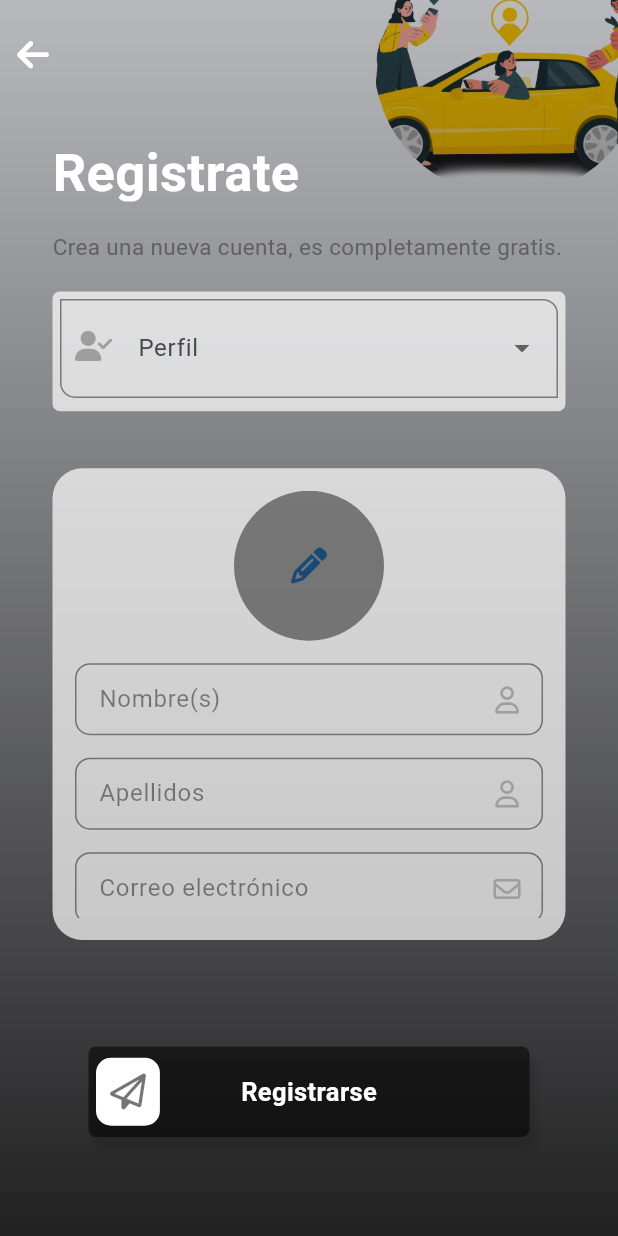
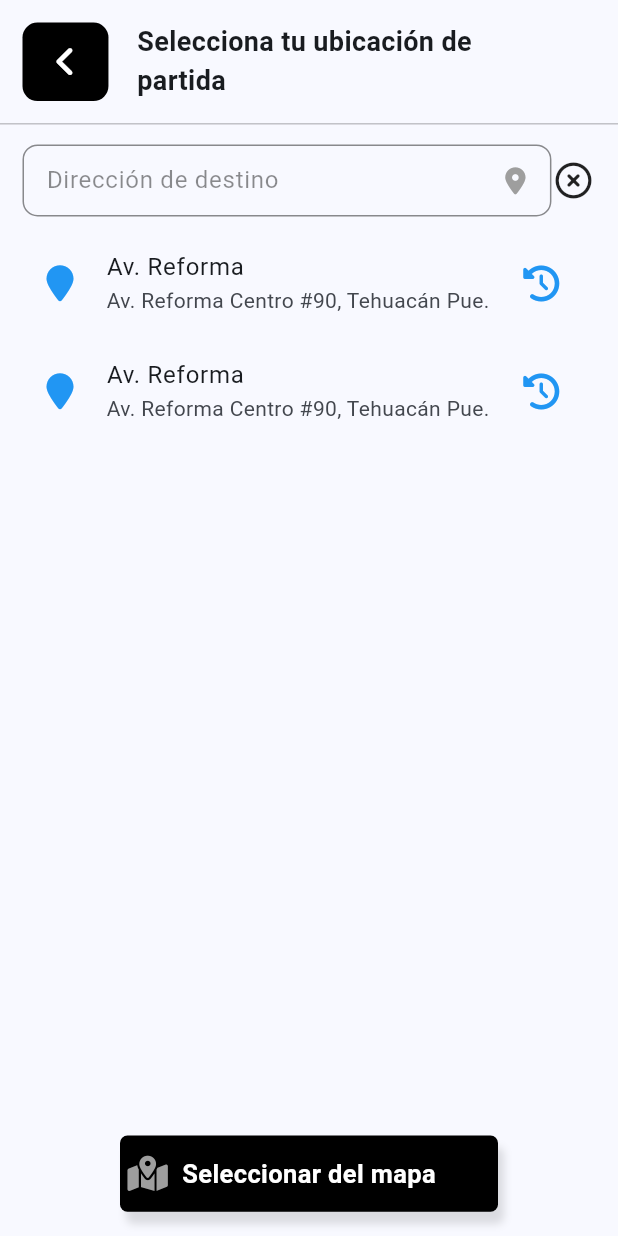
Before and after one commit to blitzpc17/taxi_app, a Flutter app: the screen it shows after launch, on a phone screen of 412 x 824 dp. Run offline on Flutter 3.47's test engine with Material 3 defaults, Android fonts, the phone set to English and light mode, and no system bars; our stand-ins replace flutter_rating_bar, font_awesome_flutter, go_router, loading_animation_widget, modal_bottom_sheet; accounts and stored records are empty.

Commit message:
Commit - Nueva pantalla de seleccion de ubicaciones. modificación en solicitud viaje -> campos de texto a botones

```diff
--- a/lib/config/router/app_route.dart
+++ b/lib/config/router/app_route.dart
@@ -8,7 +8,11 @@ final appRouter = GoRouter(routes: [
       path: '/home',
       name: HomeScreen.name,
       builder: (context, state) => const HomeScreen()),
-  GoRoute(path: '/', builder: (context, state) => RegisterScreen()),
+  GoRoute(
+      path: '/',
+      builder: (context, state) => const SeleccionUbicacionScreen(
+            textoTitulo: "",
+          )),
   GoRoute(
       path: '/register',
       name: RegisterScreen.name,
@@ -19,4 +23,9 @@ final appRouter = GoRouter(routes: [
   GoRoute(
       path: '/solicitudviaje',
       builder: (context, state) => const SolicitarViajeScreen()),
+  GoRoute(
+      path: '/seleccionubicacion',
+      builder: (context, state) => const SeleccionUbicacionScreen(
+            textoTitulo: "",
+          )),
 ]);
--- a/lib/screens/screens.dart
+++ b/lib/screens/screens.dart
@@ -5,3 +5,4 @@ export 'package:taxi_app/screens/solicitudviaje_screen.dart';
 export 'package:taxi_app/screens/perfil_screen.dart';
 export 'package:taxi_app/screens/historial_screen.dart';
 export 'package:taxi_app/screens/viajeschofer_screen.dart';
+export 'package:taxi_app/screens/seleccionubicacion_screen.dart';
--- /dev/null
+++ b/lib/screens/seleccionubicacion_screen.dart
@@ -0,0 +1,173 @@
+import '../widgets/widgets.dart';
+import 'package:flutter/material.dart';
+import 'package:font_awesome_flutter/font_awesome_flutter.dart';
+
+class SeleccionUbicacionScreen extends StatefulWidget {
+  final String textoTitulo;
+  const SeleccionUbicacionScreen({super.key, required this.textoTitulo});
+
+  @override
+  State<SeleccionUbicacionScreen> createState() =>
+      _SeleccionUbicacionScreenState();
+}
+
+class _SeleccionUbicacionScreenState extends State<SeleccionUbicacionScreen> {
+  var editando = false;
+  var viajeEncontrado = false;
+  late Size _pantalla;
+
+  @override
+  Widget build(BuildContext context) {
+    _pantalla = MediaQuery.of(context).size;
+
+    return SafeArea(
+      child: Scaffold(body: SafeArea(child: Container(
+        child: LayoutBuilder(builder: (context, constraints) {
+          return Column(
+            children: [
+              Container(
+                padding:
+                    const EdgeInsets.symmetric(horizontal: 15, vertical: 15),
+                width: constraints.maxWidth,
+                height: constraints.maxHeight * 0.10,
+                child: LayoutBuilder(
+                  builder: (context, constraints1) {
+                    return Row(
+                      children: [
+                        Container(
+                          height: constraints1.maxHeight,
+                          width: constraints1.maxWidth * 0.15,
+                          decoration: BoxDecoration(
+                              borderRadius: BorderRadius.circular(10),
+                              color: Colors.black),
+                          child: const Center(
+                            child: FaIcon(
+                              FontAwesomeIcons.angleLeft,
+                              color: Colors.white,
+                            ),
+                          ),
+                        ),
+                        SizedBox(
+                          width: constraints1.maxWidth * 0.05,
+                        ),
+                        SizedBox(
+                          height: constraints1.maxHeight,
+                          width: constraints1.maxWidth * 0.70,
+                          child: const Align(
+                            alignment: AlignmentDirectional.topStart,
+                            child: Text(
+                              maxLines: 12,
+                              "Selecciona tu ubicación de partida", //widget.textoTitulo,
+                              style: TextStyle(
+                                  fontWeight: FontWeight.bold, fontSize: 18),
+                            ),
+                          ),
+                        ),
+                      ],
+                    );
+                  },
+                ),
+              ),
+              Container(
+                width: constraints.maxWidth,
+                height: constraints.maxHeight * 0.0005,
+                color: Colors.black54,
+              ),
+              Container(
+                padding: EdgeInsets.symmetric(
+                    horizontal: 15, vertical: viajeEncontrado ? 10 : 5),
+                width: constraints.maxWidth,
+                height: viajeEncontrado
+                    ? ((constraints.maxHeight * 0.80) +
+                        constraints.maxHeight * 0.098)
+                    : constraints.maxHeight * 0.80,
+                child: LayoutBuilder(builder: (context, constraints5) {
+                  List<Map<String, dynamic>> s = [
+                    {
+                      "ubicacion": "Av. Reforma",
+                      "ubicacionCompleta":
+                          "Av. Reforma Centro #90, Tehuacán Pue."
+                    },
+                    {
+                      "ubicacion": "Av. Reforma",
+                      "ubicacionCompleta":
+                          "Av. Reforma Centro #90, Tehuacán Pue."
+                    }
+                  ];
+
+                  return Stack(children: [
+                    Container(
+                        padding: EdgeInsets.symmetric(
+                            vertical: constraints5.maxHeight * 0.10),
+                        width: constraints.maxWidth,
+                        height: constraints5.maxHeight,
+                        child: ListView.builder(
+                          itemCount: s.length,
+                          itemBuilder: (context, index) {
+                            return ListTile(
+                              leading:
+                                  const FaIcon(FontAwesomeIcons.locationPin),
+                              title: Text('${s[index]["ubicacion"]}'),
+                              subtitle:
+                                  Text("${s[index]["ubicacionCompleta"]}"),
+                              trailing: const FaIcon(
+                                  FontAwesomeIcons.clockRotateLeft),
+                            );
+                          },
+                        )),
+                    SizedBox(
+                      width: constraints5.maxWidth,
+                      height: constraints5.maxHeight * 0.10,
+                      child: Row(
+                        mainAxisAlignment: MainAxisAlignment.center,
+                        children: [
+                          const Expanded(
+                            flex: 12,
+                            child: CajaTextoPersonalizada(
+                                label: "Dirección de destino",
+                                hint: "Dirección de destino",
+                                iconoPrefix: FontAwesomeIcons.locationDot,
+                                icono: FontAwesomeIcons.locationDot),
+                          ),
+                          Expanded(
+                              child: GestureDetector(
+                            onTap: () {},
+                            child: const Center(
+                              child: FaIcon(FontAwesomeIcons.circleXmark),
+                            ),
+                          ))
+                        ],
+                      ),
+                    )
+                  ]);
+                }),
+              ),
+              Container(
+                  padding:
+                      const EdgeInsets.symmetric(horizontal: 80, vertical: 15),
+                  width: constraints.maxWidth,
+                  height: constraints.maxHeight * 0.098,
+                  child: LayoutBuilder(
+                    builder: (context, constraints12) {
+                      return BotonPersonalizado(
+                          ancho: constraints12.maxWidth * 0.10,
+                          alto: constraints12.maxHeight * 0.35,
+                          color: Colors.black,
+                          icono: FontAwesomeIcons.mapLocationDot,
+                          anchoIconos: 0.10,
+                          altoIconos: 0.75,
+                          deshabFondoIconos: true,
+                          colorIconos: Colors.grey,
+                          texto: "Seleccionar del mapa",
+                          onChanged: () {
+                            //Aqui se mostrará el mapa
+                          });
+                    },
+                  ))
+            ],
+          );
+        }),
+      ))),
+    );
+  }
+}
--- a/lib/screens/solicitudviaje_screen.dart
+++ b/lib/screens/solicitudviaje_screen.dart
@@ -80,27 +80,41 @@ class _SolicitarViajeScreenState extends State<SolicitarViajeScreen> {
                         ),
                         SizedBox(
                           width: constraints5.maxWidth,
-                          height: constraints5.maxHeight * 0.18,
-                          child: const Column(
-                            mainAxisAlignment: MainAxisAlignment.start,
-                            children: [
-                              Expanded(
-                                child: CajaTextoPersonalizada(
-                                    label: "Tu ubicación actual",
-                                    hint: "Tu ubicación actual",
-                                    iconoPrefix: FontAwesomeIcons.locationDot,
-                                    icono: FontAwesomeIcons.locationDot),
-                              ),
-                              Expanded(
-                                child: CajaTextoPersonalizada(
-                                    label:
-                                        "Agrega aqui la dirección de destino",
-                                    hint: "Agrega aqui la dirección de destino",
-                                    iconoPrefix: FontAwesomeIcons.flag,
-                                    icono: FontAwesomeIcons.flag),
-                              )
-                            ],
-                          ),
+                          height: constraints5.maxHeight * 0.25,
+                          child:
+                              LayoutBuilder(builder: (context, constraints11) {
+                            return Column(
+                              children: [
+                                BotonPersonalizado(
+                                    ancho: constraints11.maxWidth,
+                                    alto: constraints11.maxHeight * 0.35,
+                                    color: Colors.black,
+                                    altoIconos: 0.50,
+                                    anchoIconos: 0.10,
+                                    deshabFondoIconos: true,
+                                    colorIconos: Colors.grey,
+                                    icono: FontAwesomeIcons.locationDot,
+                                    texto: "Selecciona dirección de origen",
+                                    iconoAux: FontAwesomeIcons.shareFromSquare,
+                                    onChanged: null),
+                                SizedBox(
+                                  height: constraints11.maxHeight * 0.05,
+                                ),
+                                BotonPersonalizado(
+                                    ancho: constraints11.maxWidth,
+                                    alto: constraints11.maxHeight * 0.35,
+                                    color: Colors.black,
+                                    altoIconos: 0.50,
+                                    anchoIconos: 0.10,
+                                    colorIconos: Colors.grey,
+                                    deshabFondoIconos: true,
+                                    icono: FontAwesomeIcons.flag,
+                                    iconoAux: FontAwesomeIcons.shareFromSquare,
+                                    texto: "Selecciona dirección de destino",
+                                    onChanged: null)
+                              ],
+                            );
+                          }),
                         ),
                         Align(
                           alignment: Alignment.bottomCenter,
--- a/lib/widgets/boton_personalizado.dart
+++ b/lib/widgets/boton_personalizado.dart
@@ -8,6 +8,11 @@ class BotonPersonalizado extends StatelessWidget {
   final IconData? icono;
   final Color color;
   final Function()? onChanged;
+  final IconData? iconoAux;
+  final double altoIconos;
+  final double anchoIconos;
+  final bool deshabFondoIconos;
+  final Color? colorIconos;
 
   const BotonPersonalizado({
     super.key,
@@ -17,6 +22,11 @@ class BotonPersonalizado extends StatelessWidget {
     this.icono = FontAwesomeIcons.a,
     this.onChanged,
     this.color = Colors.blue,
+    this.iconoAux,
+    this.altoIconos = 0.90,
+    this.anchoIconos = 0.15,
+    this.deshabFondoIconos = false,
+    this.colorIconos = Colors.black54,
   });
 
   @override
@@ -62,13 +72,34 @@ class BotonPersonalizado extends StatelessWidget {
                       child: Container(
                         decoration: BoxDecoration(
                           borderRadius: BorderRadius.circular(10),
-                          color: Colors.white,
+                          color: deshabFondoIconos
+                              ? Colors.transparent
+                              : Colors.white,
                         ),
-                        width: constraints.maxWidth * 0.15,
-                        height: constraints.maxHeight * 0.90,
+                        width: constraints.maxWidth * anchoIconos,
+                        height: constraints.maxHeight * altoIconos,
                         child: Icon(
                           icono,
-                          color: Colors.black54,
+                          color: colorIconos ?? Colors.black54,
+                        ),
+                      ),
+                    ),
+              iconoAux == null
+                  ? Container()
+                  : Align(
+                      alignment: Alignment.centerRight,
+                      child: Container(
+                        decoration: BoxDecoration(
+                          borderRadius: BorderRadius.circular(10),
+                          color: deshabFondoIconos
+                              ? Colors.transparent
+                              : Colors.white,
+                        ),
+                        width: constraints.maxWidth * anchoIconos,
+                        height: constraints.maxHeight * altoIconos,
+                        child: Icon(
+                          iconoAux,
+                          color: colorIconos ?? Colors.black54,
                         ),
                       ),
                     )
```
